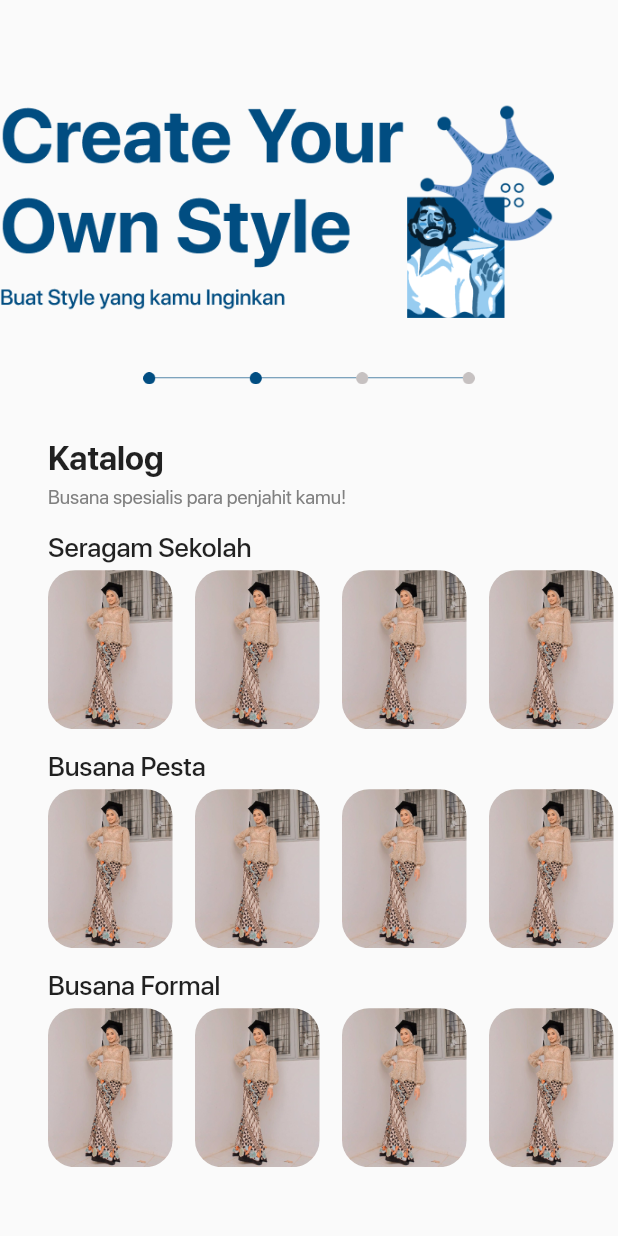
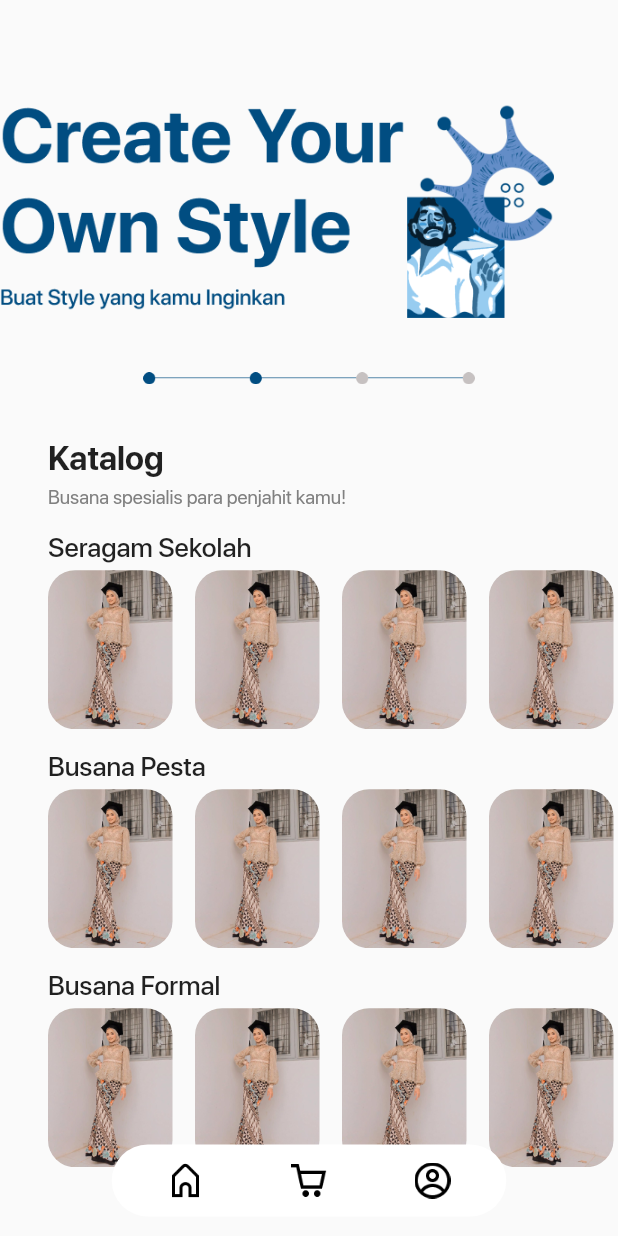
Before and after one commit to KeerjainSH/Crowns-mobile, a Flutter app: the CataloPage screen opened by its route, on a phone screen of 412 x 824 dp. Run offline on Flutter 3.47's test engine with Material 2 defaults, Android fonts, the phone set to English and light mode, and no system bars; project files that could hold a hidden picture were left out.

Commit message:
feat: add floating bottom navigation

```diff
--- a/crowns/lib/screens/catalog.dart
+++ b/crowns/lib/screens/catalog.dart
@@ -1,10 +1,17 @@
-import 'package:crowns/utils/image_constants.dart';
 import 'package:flutter/material.dart';
+
+import 'package:crowns/widgets/floating_bottom_navigation_bar.dart';
 
 import 'package:crowns/widgets/app_header.dart';
 import 'package:crowns/utils/color_constants.dart';
+import 'package:crowns/utils/image_constants.dart';
 
-class CataloPage extends StatelessWidget {
+class CataloPage extends StatefulWidget {
+  @override
+  _CataloPageState createState() => _CataloPageState();
+}
+
+class _CataloPageState extends State<CataloPage> {
   @override
   Widget build(BuildContext context) {
     return Scaffold(
@@ -56,6 +63,17 @@ class CataloPage extends StatelessWidget {
             SizedBox(height: 32),
           ],
         ),
+      ),
+      extendBody: true,
+      bottomNavigationBar: FloatingNavbar(
+        borderRadius: 90,
+        onTap: (int val) => setState(() {}),
+        currentIndex: 0,
+        items: [
+          FloatingNavbarItem(imgPath: ImageConstants.homeIcon),
+          FloatingNavbarItem(imgPath: ImageConstants.shopIcon),
+          FloatingNavbarItem(imgPath: ImageConstants.profileIcon),
+        ],
       ),
     );
   }
--- a/crowns/lib/screens/detil_pesanan.dart
+++ b/crowns/lib/screens/detil_pesanan.dart
@@ -139,7 +139,7 @@ class _DetilPesananPageState extends State<DetilPesananPage> {
                                   color: ColorConstants.middleGrey,
                                   child: Center(
                                     child: Text(
-                                      "${_count}",
+                                      "$_count",
                                       style: TextStyle(
                                           color: Colors.white,
                                           fontSize: 16,
--- a/crowns/lib/utils/image_constants.dart
+++ b/crowns/lib/utils/image_constants.dart
@@ -29,4 +29,8 @@ class ImageConstants {
   static String progressBar4 = 'assets/images/progress-bar-4.png';
 
   static String splashScreen = 'assets/images/spalsh-screen.png';
+
+  static String homeIcon = 'assets/images/icon-home.png';
+  static String profileIcon = 'assets/images/icon-profile.png';
+  static String shopIcon = 'assets/images/icon-shop.png';
 }
--- a/crowns/lib/widgets/auth_text_form_field.dart
+++ b/crowns/lib/widgets/auth_text_form_field.dart
@@ -42,7 +42,7 @@ class AuthTextFormField extends StatelessWidget {
                         enabledBorder: InputBorder.none,
                         errorBorder: InputBorder.none,
                         disabledBorder: InputBorder.none,
-                        hintText: 'Masukkan ${label} Anda',
+                        hintText: 'Masukkan $label Anda',
                         hintStyle: TextStyle(
                           fontWeight: FontWeight.w400,
                           fontSize: 12,
@@ -59,7 +59,7 @@ class AuthTextFormField extends StatelessWidget {
                         enabledBorder: InputBorder.none,
                         errorBorder: InputBorder.none,
                         disabledBorder: InputBorder.none,
-                        hintText: "${label} tidak boleh kosong",
+                        hintText: "$label tidak boleh kosong",
                         hintStyle: TextStyle(
                           fontWeight: FontWeight.w400,
                           fontSize: 12,
--- a/crowns/lib/widgets/floating_bottom_navigation_bar.dart
+++ b/crowns/lib/widgets/floating_bottom_navigation_bar.dart
@@ -26,14 +26,14 @@ class FloatingNavbar extends StatefulWidget {
     @required this.currentIndex,
     @required this.onTap,
     ItemBuilder? itemBuilder,
-    this.backgroundColor = Colors.black,
+    this.backgroundColor = Colors.white,
     this.selectedBackgroundColor = Colors.white,
     this.selectedItemColor = Colors.black,
     this.iconSize = 24.0,
     this.fontSize = 11.0,
     this.borderRadius = 8,
     this.itemBorderRadius = 8,
-    this.unselectedItemColor = Colors.white,
+    this.unselectedItemColor = Colors.black,
     this.margin = const EdgeInsets.symmetric(horizontal: 8, vertical: 8),
     this.padding = const EdgeInsets.only(bottom: 8, top: 8),
     this.width = double.infinity,
@@ -81,7 +81,7 @@ class _FloatingNavbarState extends State<FloatingNavbar> {
                 borderRadius: BorderRadius.circular(widget.borderRadius!),
                 color: widget.backgroundColor,
               ),
-              width: widget.width,
+              width: 263,
               child: Padding(
                 padding: const EdgeInsets.symmetric(horizontal: 8),
                 child: Row(
@@ -94,6 +94,7 @@ class _FloatingNavbarState extends State<FloatingNavbar> {
               ),
             ),
           ),
+          SizedBox(height: 5),
         ],
       ),
     );
@@ -131,31 +132,20 @@ ItemBuilder _defaultItemBuilder({
                 },
                 borderRadius: BorderRadius.circular(8),
                 child: Container(
-                  //max-width for each item
-                  //24 is the padding from left and right
-                  width: MediaQuery.of(context).size.width *
-                          (100 / (items.length * 100)) -
-                      24,
                   padding: EdgeInsets.all(4),
                   child: Column(
                     mainAxisSize: MainAxisSize.max,
                     mainAxisAlignment: MainAxisAlignment.center,
                     crossAxisAlignment: CrossAxisAlignment.center,
                     children: <Widget>[
-                      Icon(
-                        item.icon,
-                        color: currentIndex == items.indexOf(item)
-                            ? selectedItemColor
-                            : unselectedItemColor,
-                        size: iconSize,
-                      ),
-                      Text(
-                        '${item.title}',
-                        style: TextStyle(
+                      Container(
+                        height: 24,
+                        width: 24,
+                        child: Image.asset(
+                          item.imgPath!,
                           color: currentIndex == items.indexOf(item)
                               ? selectedItemColor
                               : unselectedItemColor,
-                          fontSize: fontSize,
                         ),
                       ),
                     ],
@@ -169,13 +159,11 @@ ItemBuilder _defaultItemBuilder({
 }
 
 class FloatingNavbarItem {
-  final String? title;
-  final IconData? icon;
+  final String? imgPath;
   final Widget? customWidget;
 
   FloatingNavbarItem({
-    @required this.icon,
-    @required this.title,
+    @required this.imgPath,
     this.customWidget = const SizedBox(),
   });
 }
```
Also changed, not shown: crowns/lib/screens/landing_page.dart (+13 -13 lines), crowns/assets/images/icon-home.png (added), crowns/assets/images/icon-profile.png (added), crowns/assets/images/icon-shop.png (added).
